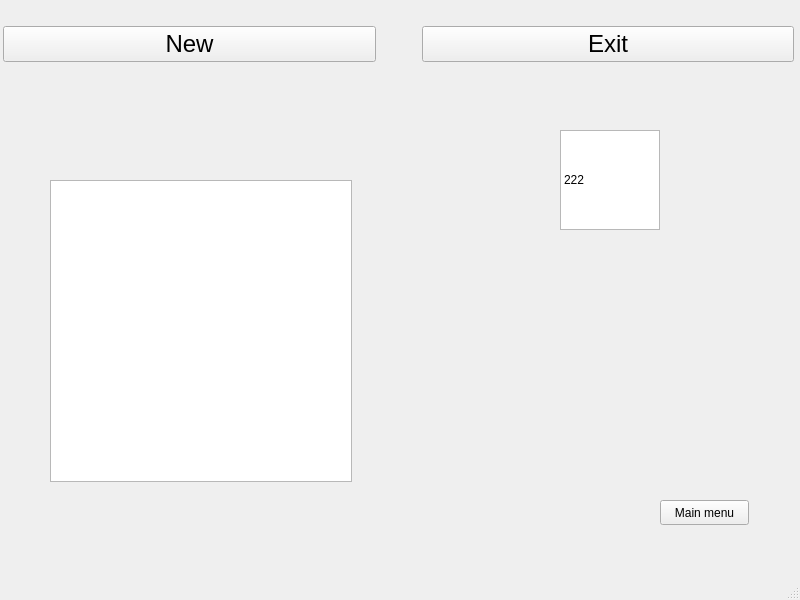
Above: mainwindow.ui from MaksS7/Inventory before the change. Below: the same form after it.
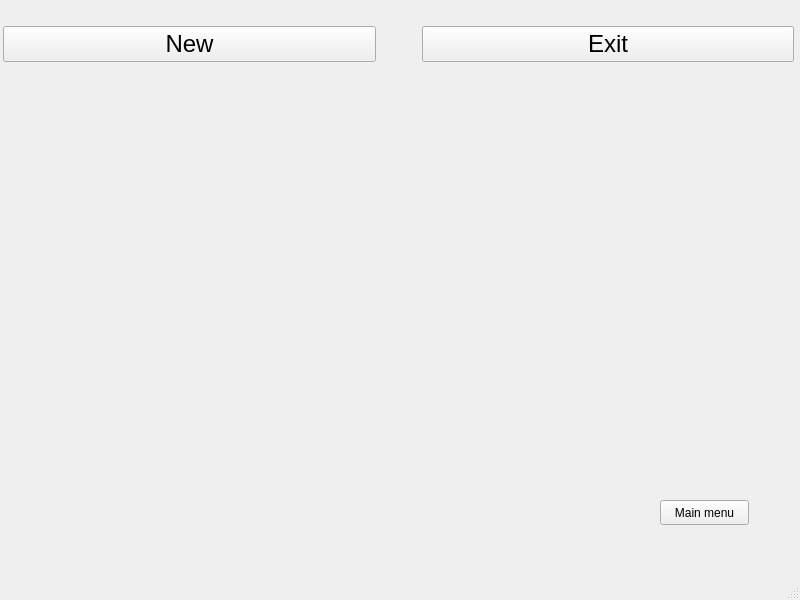
That is the form after the change. Custom widgets are drawn as their Qt base class.

Diff of the .ui file:
```diff
--- a/mainwindow.ui
+++ b/mainwindow.ui
@@ -132,7 +132,7 @@
      <property name="geometry">
       <rect>
        <x>550</x>
-       <y>170</y>
+       <y>50</y>
        <width>100</width>
        <height>100</height>
       </rect>
@@ -156,68 +156,27 @@
       <string notr="true"/>
      </property>
     </widget>
-    <widget class="inventory" name="tableWidget">
-     <property name="geometry">
-      <rect>
-       <x>40</x>
-       <y>100</y>
-       <width>302</width>
-       <height>302</height>
-      </rect>
-     </property>
-     <property name="styleSheet">
-      <string notr="true"/>
-     </property>
-     <property name="editTriggers">
-      <set>QAbstractItemView::NoEditTriggers</set>
-     </property>
-     <property name="selectionMode">
-      <enum>QAbstractItemView::SingleSelection</enum>
-     </property>
-    </widget>
-    <widget class="QTableWidget" name="tableWidget_2">
+    <widget class="QWidget" name="verticalLayoutWidget">
      <property name="geometry">
       <rect>
        <x>550</x>
+       <y>180</y>
+       <width>102</width>
+       <height>102</height>
+      </rect>
+     </property>
+     <layout class="QVBoxLayout" name="vBoxLayoutItem"/>
+    </widget>
+    <widget class="QWidget" name="verticalLayoutWidget_2">
+     <property name="geometry">
+      <rect>
+       <x>10</x>
        <y>50</y>
-       <width>100</width>
-       <height>100</height>
+       <width>441</width>
+       <height>391</height>
       </rect>
      </property>
-     <property name="dragEnabled">
-      <bool>true</bool>
-     </property>
-     <property name="dragDropMode">
-      <enum>QAbstractItemView::DragOnly</enum>
-     </property>
-     <property name="defaultDropAction">
-      <enum>Qt::CopyAction</enum>
-     </property>
-     <property name="rowCount">
-      <number>1</number>
-     </property>
-     <property name="columnCount">
-      <number>1</number>
-     </property>
-     <attribute name="horizontalHeaderVisible">
-      <bool>false</bool>
-     </attribute>
-     <attribute name="horizontalHeaderHighlightSections">
-      <bool>true</bool>
-     </attribute>
-     <attribute name="verticalHeaderVisible">
-      <bool>false</bool>
-     </attribute>
-     <attribute name="verticalHeaderDefaultSectionSize">
-      <number>100</number>
-     </attribute>
-     <row/>
-     <column/>
-     <item row="0" column="0">
-      <property name="text">
-       <string>222</string>
-      </property>
-     </item>
+     <layout class="QVBoxLayout" name="vBoxLayoutInventory"/>
     </widget>
    </widget>
   </widget>
@@ -240,11 +199,6 @@
    <header>item.h</header>
    <container>1</container>
   </customwidget>
-  <customwidget>
-   <class>inventory</class>
-   <extends>QTableWidget</extends>
-   <header>inventory.h</header>
-  </customwidget>
  </customwidgets>
  <resources/>
  <connections>
```
Left out of the diff: 2 changed lines with no effect on the pictures.
